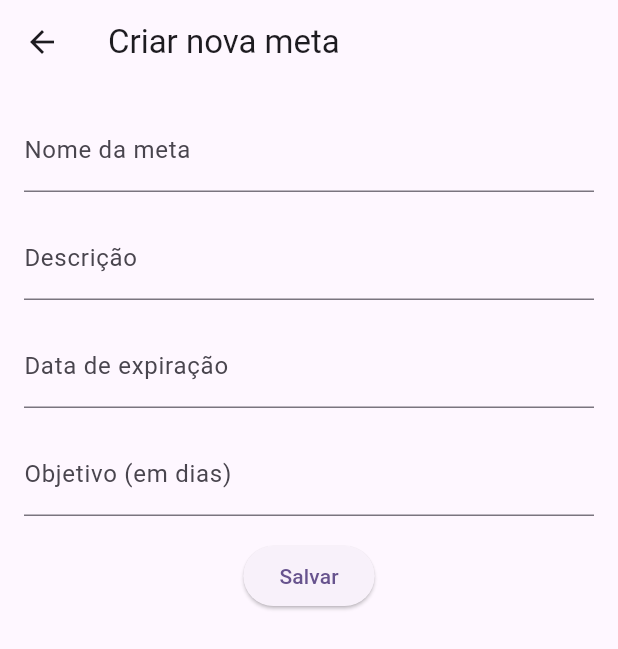
After one commit to daninvasc2/gymgoals, a Flutter app: the GoalsForm screen opened directly, on a phone screen of 412 x 824 dp. The commit adds this screen. Shown: the top 649 px of the screen. Run offline on Flutter 3.47's test engine with Material 2 defaults, Android fonts, the phone set to English and light mode, and no system bars; drawn by our look-alikes of flutter_form_builder; our stand-ins replace cloud_firestore, firebase_auth, firebase_core, firebase_storage, fluttertoast, form_builder_validators and 1 more; accounts and stored records are empty.

Commit message:
adicionado diversos componentes e novas telas de registro e salvamento de imagem

```diff
--- a/lib/main.dart
+++ b/lib/main.dart
@@ -1,6 +1,6 @@
 import 'package:flutter/material.dart';
 import 'package:firebase_core/firebase_core.dart';
-import 'package:metas_academia/login-form/login_form.dart';
+import 'package:metas_academia/views/login-form/login_form.dart';
 
 void main() async {
   WidgetsFlutterBinding.ensureInitialized();
@@ -11,7 +11,6 @@ void main() async {
 class MyApp extends StatelessWidget {
   const MyApp({super.key});
 
-  // This widget is the root of your application.
   @override
   Widget build(BuildContext context) {
     return MaterialApp(
--- /dev/null
+++ b/lib/models/goals.dart
@@ -0,0 +1,35 @@
+class Goals {
+  final String name;
+  final String description;
+  final String imageUrl;
+  final DateTime expirationDate;
+  final num goalValue;
+
+  Goals({
+    required this.name,
+    required this.description,
+    required this.imageUrl,
+    required this.expirationDate,
+    required this.goalValue,
+  });
+
+  factory Goals.fromJson(Map<String, dynamic> json) {
+    return Goals(
+      name: json['name'],
+      description: json['description'],
+      imageUrl: json['imageUrl'],
+      expirationDate: DateTime.parse(json['expirationDate']),
+      goalValue: json['goalValue'],
+    );
+  }
+
+  Map<String, dynamic> toJson() {
+    return {
+      'name': name,
+      'description': description,
+      'imageUrl': imageUrl,
+      'expirationDate': expirationDate.toIso8601String(),
+      'goalValue': goalValue,
+    };
+  }
+}
--- /dev/null
+++ b/lib/views/goals-form/goals_form.dart
@@ -0,0 +1,80 @@
+import 'package:flutter/material.dart';
+import 'package:flutter_form_builder/flutter_form_builder.dart';
+import 'package:form_builder_validators/form_builder_validators.dart';
+import '../../models/goals.dart';
+import 'package:intl/intl.dart';
+
+class GoalsForm extends StatefulWidget {
+  const GoalsForm({super.key});
+
+  @override
+  // ignore: library_private_types_in_public_api
+  _GoalsFormState createState() => _GoalsFormState();
+}
+
+class _GoalsFormState extends State<GoalsForm> {
+  final GlobalKey<FormBuilderState> _fbKey = GlobalKey<FormBuilderState>();
+
+  @override
+  Widget build(BuildContext context) {
+    return Scaffold(
+      appBar: AppBar(title: const Text('Criar nova meta')),
+      body: Padding(
+        padding: const EdgeInsets.all(16.0),
+        child: FormBuilder(
+          key: _fbKey,
+          child: Column(
+            children: [
+              FormBuilderTextField(
+                name: 'name',
+                decoration: const InputDecoration(labelText: 'Nome da meta'),
+                validator: FormBuilderValidators.required(errorText: 'Campo obrigatório.'),
+              ),
+              const SizedBox(height: 16),
+              FormBuilderTextField(
+                name: 'description',
+                decoration: const InputDecoration(labelText: 'Descrição'),
+                validator: FormBuilderValidators.required(errorText: 'Campo obrigatório.'),
+              ),
+              const SizedBox(height: 16),
+              FormBuilderDateTimePicker(
+                name: 'expirationDate',
+                inputType: InputType.date,
+                format: DateFormat('dd/MM/yyyy'),
+                decoration: const InputDecoration(labelText: 'Data de expiração'),
+                validator: FormBuilderValidators.required(errorText: 'Campo obrigatório.'),
+              ),
+              const SizedBox(height: 16),
+              FormBuilderTextField(
+                name: 'goalValue',
+                decoration: const InputDecoration(labelText: 'Objetivo (em dias)'),
+                keyboardType: TextInputType.number,
+                validator: FormBuilderValidators.compose([
+                  FormBuilderValidators.required(errorText: 'Campo obrigatório.'),
+                  FormBuilderValidators.numeric(errorText: 'Campo deve ser numérico.'),
+                ]),
+              ),
+              const SizedBox(height: 16),
+              ElevatedButton(
+                onPressed: () {
+                  if (_fbKey.currentState!.saveAndValidate()) {
+                    Goals newGoal = Goals(
+                      name: _fbKey.currentState!.value['name'],
+                      description: _fbKey.currentState!.value['description'],
+                      imageUrl: '', // You can add the image URL logic here if needed
+                      expirationDate: _fbKey.currentState!.value['expirationDate'],
+                      goalValue: num.parse(_fbKey.currentState!.value['goalValue']),
+                    );
+
+                    Navigator.pop(context); // Navigate back to the previous screen after saving.
+                  }
+                },
+                child: const Text('Salvar'),
+              ),
+            ],
+          ),
+        ),
+      ),
+    );
+  }
+}
--- a/pubspec.yaml
+++ b/pubspec.yaml
@@ -40,6 +40,10 @@ dependencies:
   # The following adds the Cupertino Icons font to your application.
   # Use with the CupertinoIcons class for iOS style icons.
   cupertino_icons: ^1.0.2
+  form_builder_validators: ^9.0.0
+  image_picker: ^1.0.1
+  path_provider: ^2.0.15
+  intl: ^0.18.0
 
 dev_dependencies:
   flutter_test:
```
Also changed, not shown: lib/login-form/login_form.dart (deleted, +0 -100 lines), lib/models/current_user.dart (added, +11 -0 lines), lib/views/homepage/homepage.dart (added, +54 -0 lines), lib/views/login-form/login_form.dart (added, +147 -0 lines), lib/views/login-form/registration_form.dart (added, +179 -0 lines), pubspec.lock, 5 other files.
